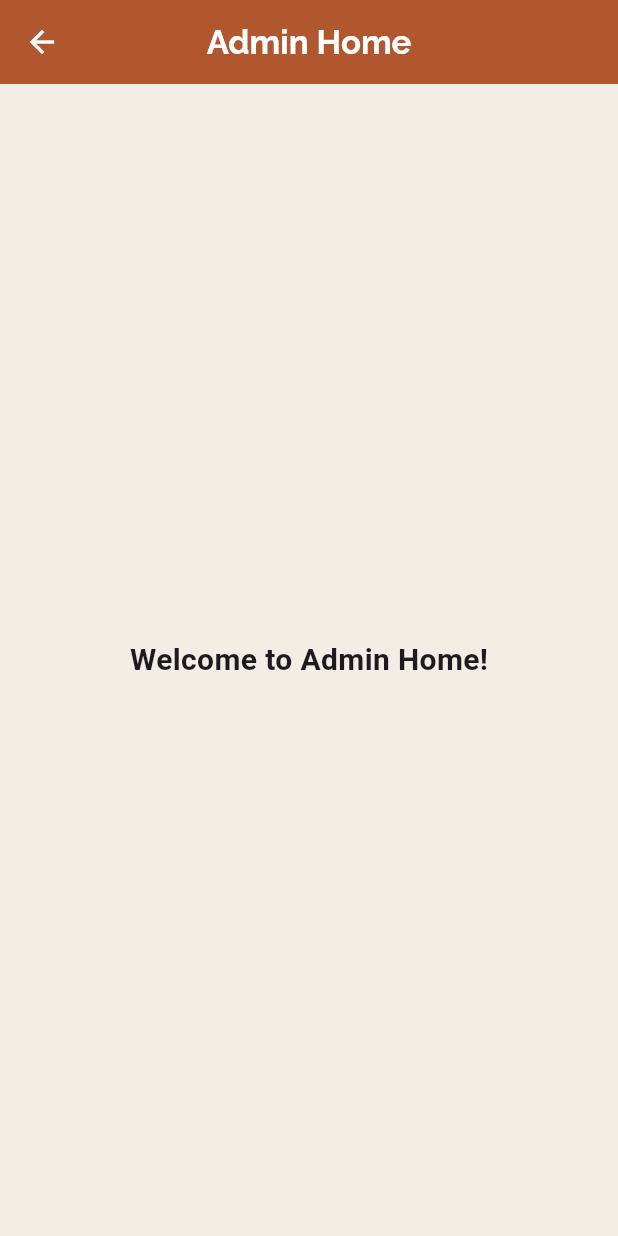
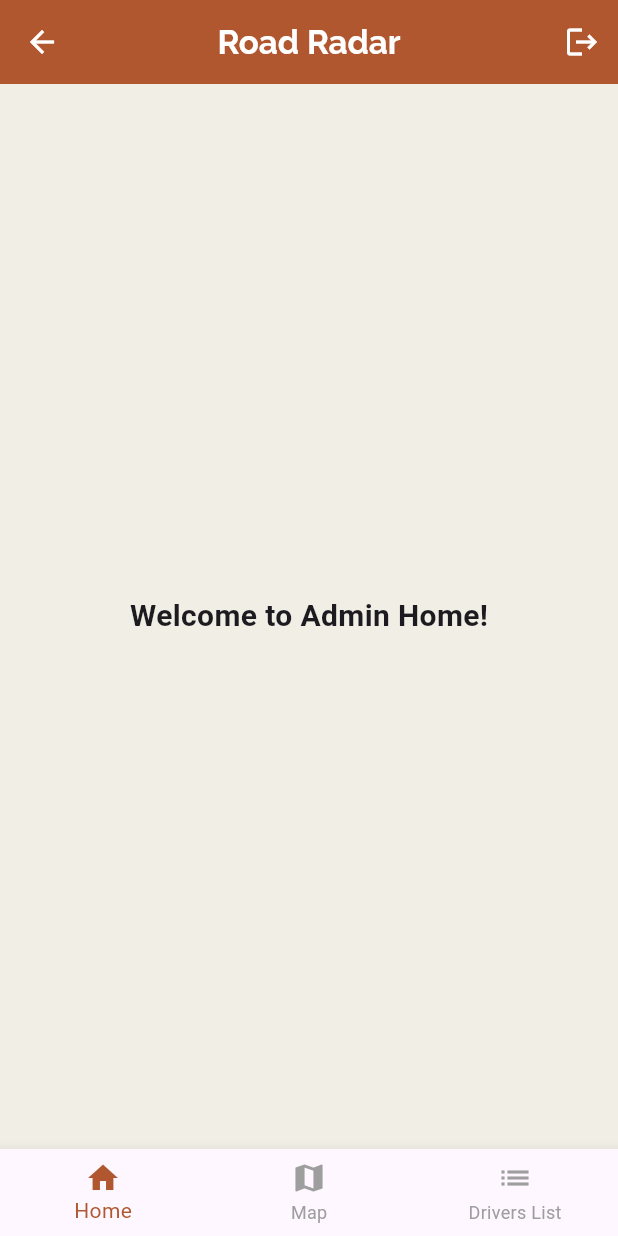
Before and after one commit to Mourya-2602/RoadRadar_ISM, a Flutter app: the AdminHomePage screen opened directly, on a phone screen of 412 x 824 dp. Run offline on Flutter 3.47's test engine with Material 3 defaults, Android fonts, the phone set to English and light mode, and no system bars.

Commit message:
updated admin pages

```diff
--- a/lib/pages/admin_pages/admin_homepage.dart
+++ b/lib/pages/admin_pages/admin_homepage.dart
@@ -1,28 +1,92 @@
 import 'package:flutter/material.dart';
+import '../all_logins.dart';
+import 'admin_map.dart';
+import 'drivers_list.dart';
 
-class AdminHomePage extends StatelessWidget {
+class AdminHomePage extends StatefulWidget {
   const AdminHomePage({super.key});
+
+  @override
+  _AdminHomePageState createState() => _AdminHomePageState();
+}
+
+class _AdminHomePageState extends State<AdminHomePage> {
+  int _currentIndex = 0;
+
+  // List of pages for navigation
+  final List<Widget> _pages = [
+    const AdminHome(),
+    const MapPage(),
+    const DriversListPage(),
+  ];
 
   @override
   Widget build(BuildContext context) {
     return Scaffold(
       appBar: AppBar(
         title: const Text(
-          "Admin Home",
+          "Road Radar",
           style: TextStyle(fontFamily: 'Raleway', fontWeight: FontWeight.bold),
         ),
         centerTitle: true,
         foregroundColor: Colors.white,
         backgroundColor: const Color(0xffb05730),
         elevation: 0,
+        actions: [
+          IconButton(
+            icon: const Icon(Icons.logout), // Logout icon
+            onPressed: () {
+              Navigator.pushReplacement(
+                context,
+                MaterialPageRoute(builder: (context) => const AllLogins()),
+              );
+            },
+          ),
+        ],
       ),
-      body: const Center(
-        child: Text(
-          "Welcome to Admin Home!",
-          style: TextStyle(fontSize: 20, fontWeight: FontWeight.bold),
-        ),
+      body: _pages[_currentIndex], // Display the current page
+
+      // Bottom App Bar
+      bottomNavigationBar: BottomNavigationBar(
+        currentIndex: _currentIndex,
+        onTap: (int index) {
+          setState(() {
+            _currentIndex = index; // Update the index on tap
+          });
+        },
+        items: const [
+          BottomNavigationBarItem(
+            icon: Icon(Icons.home),
+            label: "Home",
+          ),
+          BottomNavigationBarItem(
+            icon: Icon(Icons.map),
+            label: "Map",
+          ),
+          BottomNavigationBarItem(
+            icon: Icon(Icons.list),
+            label: "Drivers List",
+          ),
+        ],
+        selectedItemColor: Color(0xffb05730),
+        unselectedItemColor: Colors.grey,
       ),
       backgroundColor: const Color(0xfff0eee5),
     );
   }
 }
+
+/// Admin Home Page
+class AdminHome extends StatelessWidget {
+  const AdminHome({super.key});
+
+  @override
+  Widget build(BuildContext context) {
+    return const Center(
+      child: Text(
+        "Welcome to Admin Home!",
+        style: TextStyle(fontSize: 20, fontWeight: FontWeight.bold),
+      ),
+    );
+  }
+}
```
Also changed, not shown: lib/pages/admin_pages/admin_map.dart (added, +14 -0 lines), lib/pages/admin_pages/drivers_list.dart (added, +14 -0 lines).
